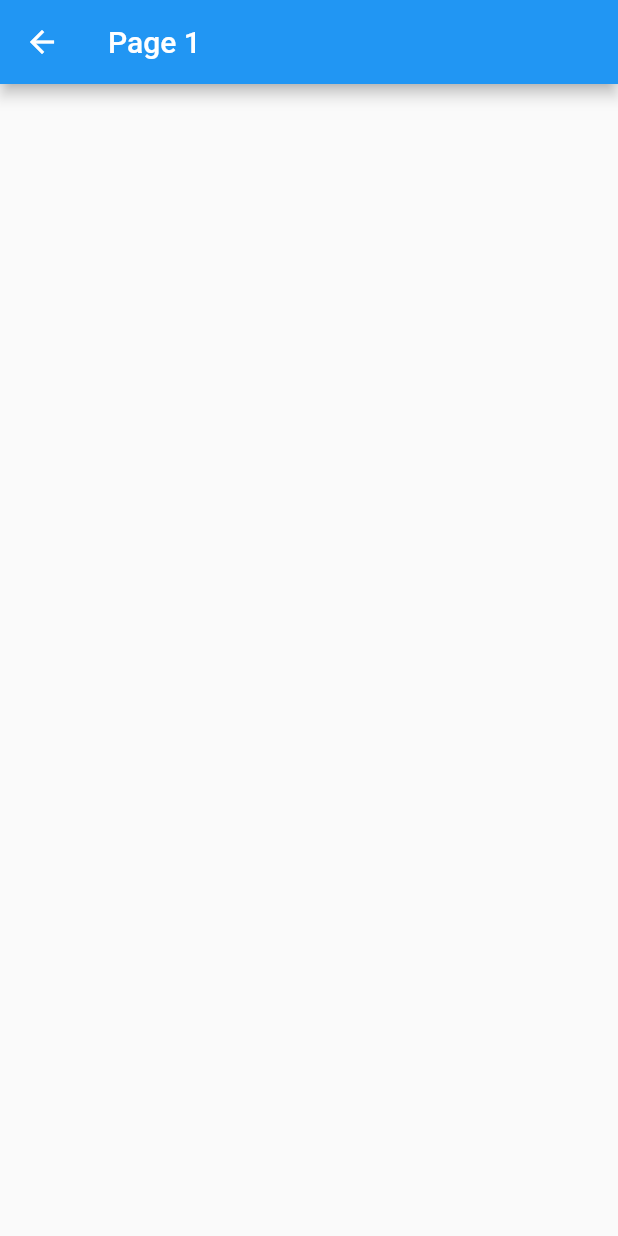
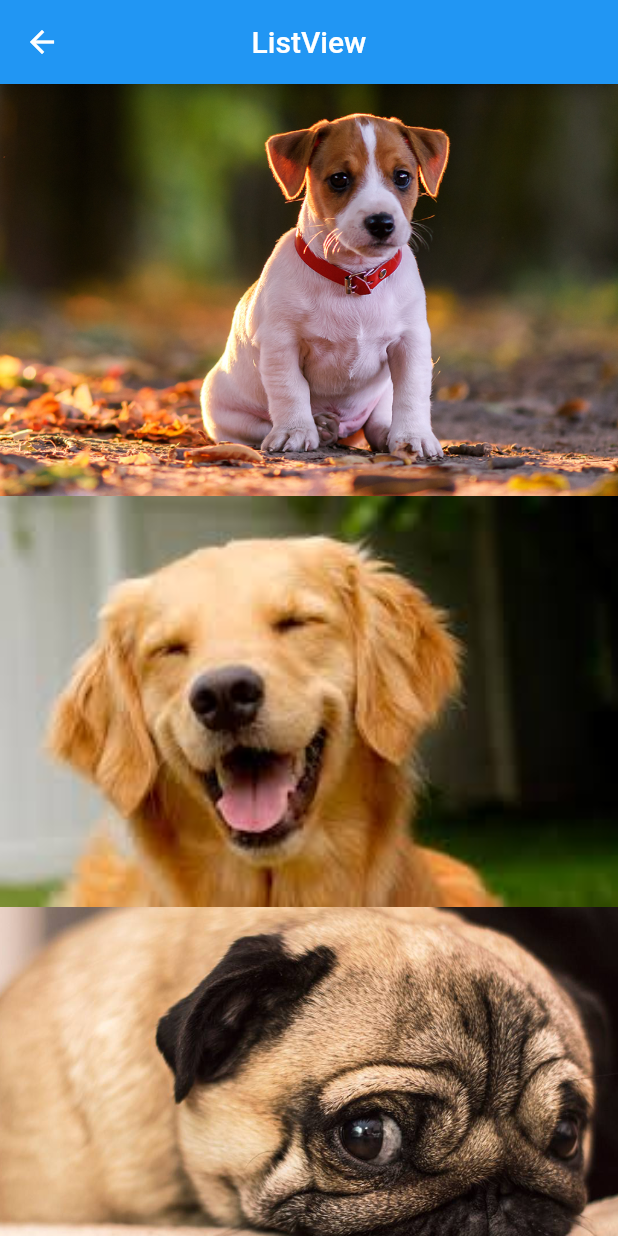
Before and after one commit to mauro-santos/flutter_hello1, a Flutter app: the screen it shows after launch, after a tap on "ListView", on a phone screen of 412 x 824 dp. Run offline on Flutter 3.47's test engine with Material 2 defaults, Android fonts, the phone set to English and light mode, and no system bars.

Commit message:
- ListView no botão 1 com lista de imagens do assets.

```diff
--- a/lib/home_page.dart
+++ b/lib/home_page.dart
@@ -1,6 +1,6 @@
 import 'package:flutter/cupertino.dart';
 import 'package:flutter/material.dart';
-import 'package:flutterhello1/pages/hello_page1.dart';
+import 'package:flutterhello1/pages/hello_listview.dart';
 import 'package:flutterhello1/pages/hello_page2.dart';
 import 'package:flutterhello1/pages/hello_page3.dart';
 import 'package:flutterhello1/utils/nav.dart';
@@ -56,7 +56,7 @@ class HomePage extends StatelessWidget {
         Row(
           mainAxisAlignment: MainAxisAlignment.spaceEvenly,
           children: <Widget>[
-            BlueButton("ListView", onPressed: () => _onClickNavigator(context, HelloPage1())),
+            BlueButton("ListView", onPressed: () => _onClickNavigator(context, HelloListView())),
             BlueButton("Page 2", onPressed: () => _onClickNavigator(context, HelloPage2())),
             BlueButton("Page 3", onPressed: () => _onClickNavigator(context, HelloPage3())),
           ],
--- /dev/null
+++ b/lib/pages/hello_listview.dart
@@ -0,0 +1,35 @@
+import 'package:flutter/material.dart';
+
+class HelloListView extends StatelessWidget {
+  @override
+  Widget build(BuildContext context) {
+    return Scaffold(
+      appBar: AppBar(
+        title: Text(
+          "ListView",
+        ),
+        centerTitle: true,
+      ),
+      body: _body(),
+    );
+  }
+
+  _body() {
+    return ListView(
+      children: <Widget>[
+        _img("assets/images/dog1.png"),
+        _img("assets/images/dog2.png"),
+        _img("assets/images/dog3.png"),
+        _img("assets/images/dog4.png"),
+        _img("assets/images/dog5.png"),
+      ],
+    );
+  }
+
+  _img(String img) {
+    return Image.asset(
+      img,
+      fit: BoxFit.cover,
+    );
+  }
+}
```
